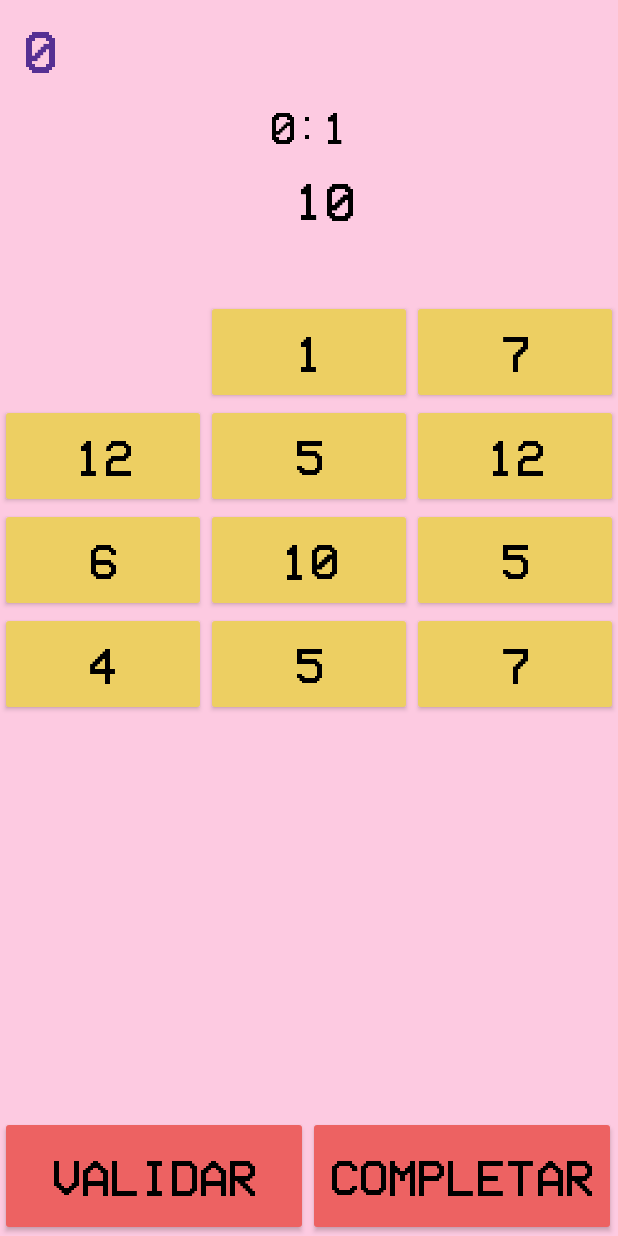
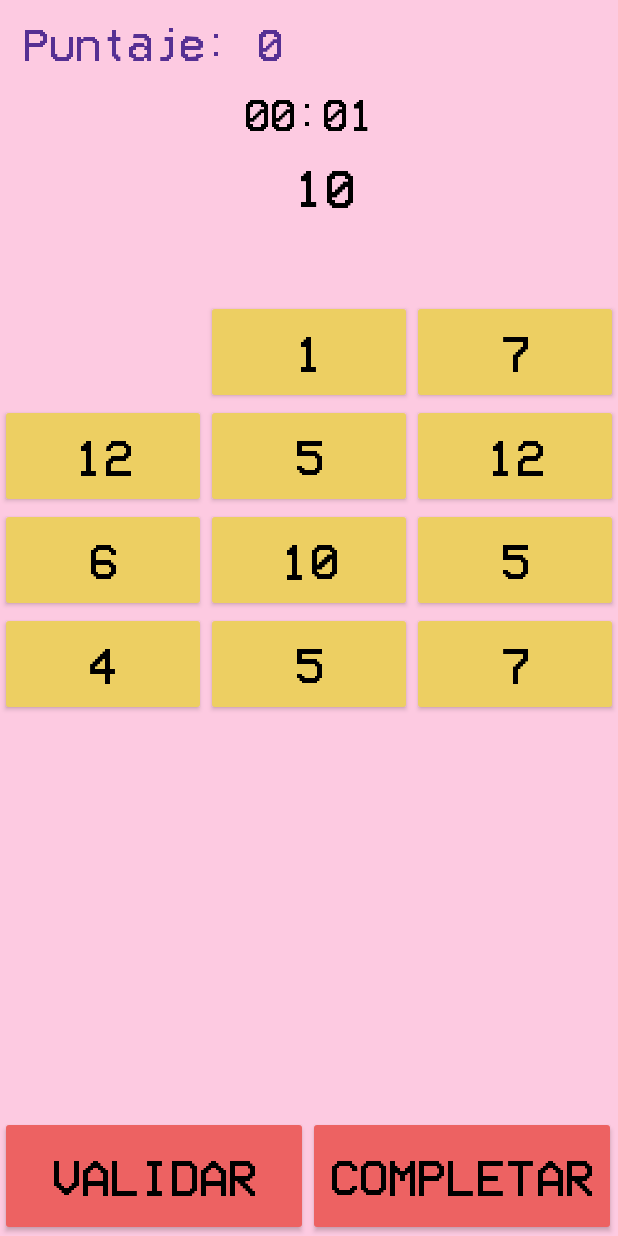
Before and after one commit to miguelaguilarv/TRIOGB, an Android app: the Ordenamiento3Activity screen opened directly, with no data from a screen before it, after a tap on "10", on a phone screen of 412 x 824 dp. Run offline under Robolectric (Android 15) with nearby library versions, the light colour scheme and no system bars; 3 statements that could not run were skipped.

Commit message:
Cambios en diseño 2

```diff
--- a/app/src/main/java/com/vocesdelolimpo/triogb/Ordenamiento/Ordenamiento2Activity.java
+++ b/app/src/main/java/com/vocesdelolimpo/triogb/Ordenamiento/Ordenamiento2Activity.java
@@ -219,7 +219,7 @@ public class Ordenamiento2Activity extends AppCompatActivity {
         public void run() {
             seconds++;
             mostrarptj = (TextView)findViewById(R.id.textopuntaje);
-            mostrarptj.setText(Integer.toString(puntaje));
+            mostrarptj.setText("Puntaje: "+puntaje);
             //==========================================================================================
             if(seconds==0)
                 timerTextView.setVisibility(View.VISIBLE);
@@ -255,7 +255,7 @@ public class Ordenamiento2Activity extends AppCompatActivity {
                 minutes++;
                 seconds=0;
             }
-            timerTextView.setText(String.format("%d:%d", minutes, seconds));
+            timerTextView.setText(String.format("%02d:%02d", minutes, seconds));
         }
 
 
--- a/app/src/main/java/com/vocesdelolimpo/triogb/Ordenamiento/Ordenamiento3Activity.java
+++ b/app/src/main/java/com/vocesdelolimpo/triogb/Ordenamiento/Ordenamiento3Activity.java
@@ -174,7 +174,7 @@ public class Ordenamiento3Activity extends AppCompatActivity {
         public void run() {
             seconds++;
             mostrarptj = (TextView)findViewById(R.id.textopuntaje);
-            mostrarptj.setText(Integer.toString(puntaje));
+            mostrarptj.setText("Puntaje: "+puntaje);
             if(seconds==0)
                 timerTextView.setVisibility(View.VISIBLE);
 
@@ -209,7 +209,7 @@ public class Ordenamiento3Activity extends AppCompatActivity {
                 minutes++;
                 seconds=0;
             }
-            timerTextView.setText(String.format("%d:%d", minutes, seconds));
+            timerTextView.setText(String.format("%02d:%02d", minutes, seconds));
         }
 
 
--- a/app/src/main/java/com/vocesdelolimpo/triogb/Ordenamiento/Ordenamiento4Activity.java
+++ b/app/src/main/java/com/vocesdelolimpo/triogb/Ordenamiento/Ordenamiento4Activity.java
@@ -209,7 +209,7 @@ public class Ordenamiento4Activity extends AppCompatActivity {
         public void run() {
             seconds++;
             mostrarptj = (TextView)findViewById(R.id.textopuntaje);
-            mostrarptj.setText(Integer.toString(puntaje));
+            mostrarptj.setText("Puntaje: "+puntaje);
             if(seconds==0)
                 timerTextView.setVisibility(View.VISIBLE);
 
@@ -243,7 +243,7 @@ public class Ordenamiento4Activity extends AppCompatActivity {
                 minutes++;
                 seconds=0;
             }
-            timerTextView.setText(String.format("%d:%d", minutes, seconds));
+            timerTextView.setText(String.format("%02d:%02d", minutes, seconds));
         }
 
 
--- a/app/src/main/java/com/vocesdelolimpo/triogb/Ordenamiento/OrdenamientoActivity.java
+++ b/app/src/main/java/com/vocesdelolimpo/triogb/Ordenamiento/OrdenamientoActivity.java
@@ -188,7 +188,7 @@ public class OrdenamientoActivity extends AppCompatActivity {
             seconds++;
 
             mostrarptj = (TextView)findViewById(R.id.textopuntaje);
-            mostrarptj.setText(Integer.toString(puntaje));
+            mostrarptj.setText("Puntaje: "+puntaje);
 //==========================================================================================
             if(seconds==0)
                 timerTextView.setVisibility(View.VISIBLE);
@@ -221,7 +221,7 @@ public class OrdenamientoActivity extends AppCompatActivity {
 
 
                 }
-                timerTextView.setText(String.format("%d:%d", minutes, seconds));
+                timerTextView.setText(String.format("%02d:%02d", minutes, seconds));
         }
 
     };
--- a/app/src/main/res/layout/activity_ordenamiento.xml
+++ b/app/src/main/res/layout/activity_ordenamiento.xml
@@ -21,7 +21,7 @@
             android:layout_height="wrap_content"
             android:layout_marginTop="15dp"
             android:layout_marginLeft="15dp"
-            android:textSize="40dp"
+            android:textSize="30dp"
             android:fontFamily="@font/triogb"/>
 
         <TextView
--- a/app/src/main/res/layout/activity_ordenamiento2.xml
+++ b/app/src/main/res/layout/activity_ordenamiento2.xml
@@ -19,7 +19,7 @@
             android:layout_height="wrap_content"
             android:layout_marginTop="15dp"
             android:layout_marginLeft="15dp"
-            android:textSize="40dp"
+            android:textSize="30dp"
             android:textColor="#7E8C56"
             android:fontFamily="@font/triogb" />
         <TextView
--- a/app/src/main/res/layout/activity_ordenamiento3.xml
+++ b/app/src/main/res/layout/activity_ordenamiento3.xml
@@ -18,7 +18,7 @@
             android:layout_height="wrap_content"
             android:layout_marginTop="15dp"
             android:layout_marginLeft="15dp"
-            android:textSize="40dp"
+            android:textSize="30dp"
             android:textColor="#563093"
             android:fontFamily="@font/triogb" />
         <TextView
--- a/app/src/main/res/layout/activity_ordenamiento4.xml
+++ b/app/src/main/res/layout/activity_ordenamiento4.xml
@@ -20,7 +20,7 @@
             android:layout_height="wrap_content"
             android:layout_marginTop="15dp"
             android:layout_marginLeft="15dp"
-            android:textSize="40dp"
+            android:textSize="30dp"
             android:textColor="#7E8C56"
             android:fontFamily="@font/triogb" />
         <TextView
```
